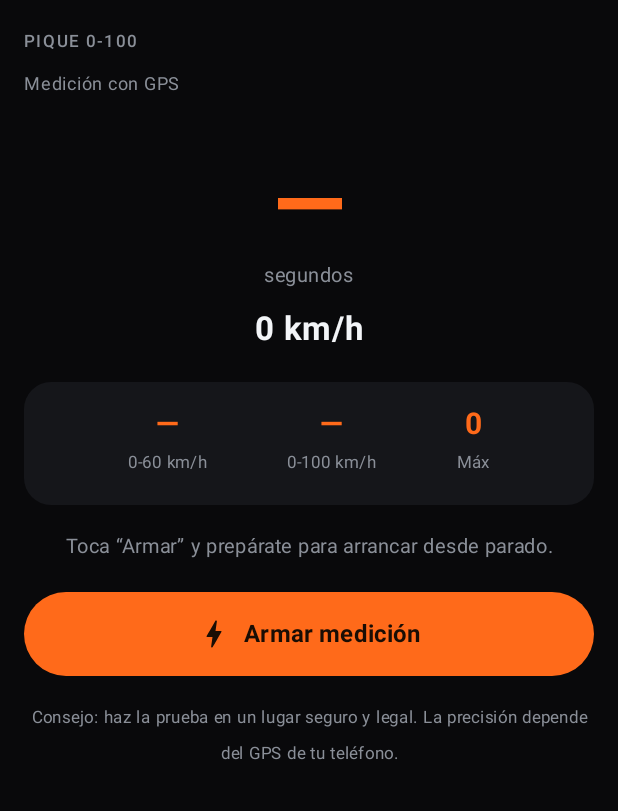
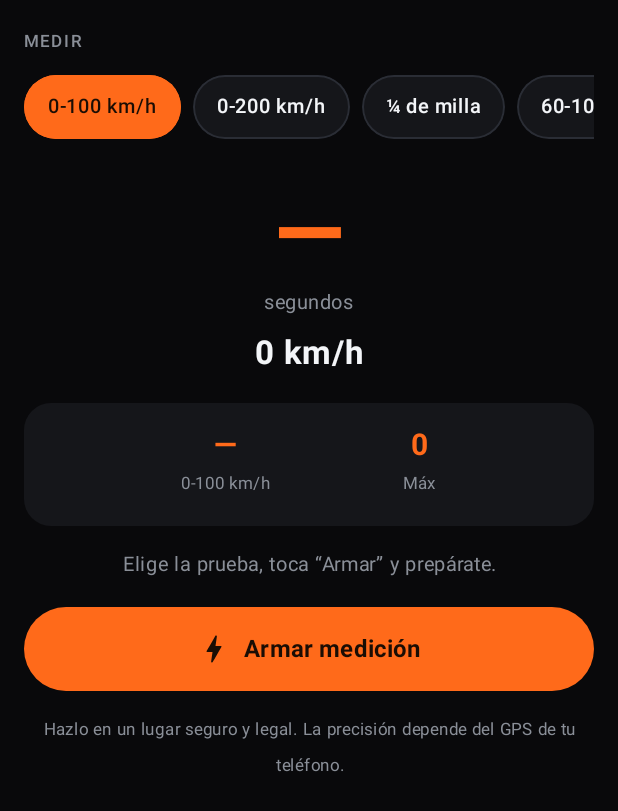
Before and after one commit to diegomtz0012/APEX-android, an Android app built with Jetpack Compose: the composable MedirScreen shown on its own in the app's theme, on a phone screen of 412 x 824 dp. Shown: the top 811 px of the screen. Run offline under Robolectric (Android 15) with nearby library versions, the phone set to English and light mode, and no system bars; 1 statement that could not run was skipped.

Commit message:
Bloque 7: mas marcas de medicion (0-100, 0-200, 1/4 milla, 60-100, 80-120)
- MeasureViewModel generalizado con TestType y seleccion de prueba
- 1/4 de milla por distancia integrada + velocidad de cruce (trap)
- Pruebas rodantes 60-100 y 80-120
- DragResult generalizado (test, timeMs, note)
- Selector de prueba en Medir, historial actualizado

Co-Authored-By: Claude Opus 4.8 <noreply@anthropic.com>
Claude-Session: https://claude.ai/code/session_01T18hD16fYxsUAZ44fKpiN1

```diff
--- a/apex-android/app/src/main/java/com/apex/app/ui/screens/MedirScreen.kt
+++ b/apex-android/app/src/main/java/com/apex/app/ui/screens/MedirScreen.kt
@@ -1,6 +1,12 @@
 package com.apex.app.ui.screens
 
+import androidx.compose.foundation.background
+import androidx.compose.foundation.border
+import androidx.compose.foundation.clickable
+import androidx.compose.foundation.horizontalScroll
+import androidx.compose.foundation.verticalScroll
 import androidx.compose.foundation.layout.Arrangement
+import androidx.compose.foundation.layout.Box
 import androidx.compose.foundation.layout.Column
 import androidx.compose.foundation.layout.Row
 import androidx.compose.foundation.layout.Spacer
@@ -8,6 +14,8 @@ import androidx.compose.foundation.layout.fillMaxSize
 import androidx.compose.foundation.layout.fillMaxWidth
 import androidx.compose.foundation.layout.height
 import androidx.compose.foundation.layout.padding
+import androidx.compose.foundation.rememberScrollState
+import androidx.compose.foundation.shape.RoundedCornerShape
 import androidx.compose.material.icons.Icons
 import androidx.compose.material.icons.rounded.Bolt
 import androidx.compose.material3.Button
@@ -20,6 +28,7 @@ import androidx.compose.runtime.collectAsState
 import androidx.compose.runtime.getValue
 import androidx.compose.ui.Alignment
 import androidx.compose.ui.Modifier
+import androidx.compose.ui.draw.clip
 import androidx.compose.ui.text.font.FontFamily
 import androidx.compose.ui.text.font.FontWeight
 import androidx.compose.ui.text.style.TextAlign
@@ -27,6 +36,7 @@ import androidx.compose.ui.unit.dp
 import androidx.compose.ui.unit.sp
 import com.apex.app.ui.MeasurePhase
 import com.apex.app.ui.MeasureViewModel
+import com.apex.app.ui.TestType
 import com.apex.app.ui.components.ApexCard
 import com.apex.app.ui.components.SectionLabel
 import com.apex.app.ui.theme.ApexColors
@@ -34,46 +44,50 @@ import com.apex.app.ui.theme.ApexColors
 @Composable
 fun MedirScreen(viewModel: MeasureViewModel) {
     val state by viewModel.ui.collectAsState()
+    val idle = state.phase == MeasurePhase.IDLE || state.phase == MeasurePhase.FINISHED
 
     Column(
         modifier = Modifier
             .fillMaxSize()
+            .verticalScroll(rememberScrollState())
             .padding(horizontal = 16.dp)
             .padding(top = 16.dp, bottom = 24.dp),
         horizontalAlignment = Alignment.CenterHorizontally
     ) {
-        SectionLabel("Pique 0-100", modifier = Modifier.align(Alignment.Start))
-        Spacer(Modifier.height(4.dp))
-        Text(
-            text = "Medición con GPS",
-            color = ApexColors.Muted,
-            fontSize = 12.sp,
-            modifier = Modifier.align(Alignment.Start)
-        )
+        SectionLabel("Medir", modifier = Modifier.align(Alignment.Start))
+        Spacer(Modifier.height(10.dp))
 
-        Spacer(Modifier.height(24.dp))
+        // Selector de prueba
+        Row(
+            modifier = Modifier
+                .fillMaxWidth()
+                .horizontalScroll(rememberScrollState())
+        ) {
+            TestType.values().forEach { t ->
+                TestChip(
+                    label = t.label,
+                    selected = state.test == t,
+                    enabled = idle,
+                    onClick = { viewModel.selectTest(t) }
+                )
+                Spacer(Modifier.height(0.dp))
+            }
+        }
+
+        Spacer(Modifier.height(20.dp))
 
         // Cronómetro grande
-        val bigTime = when (state.phase) {
-            MeasurePhase.FINISHED -> state.t100Ms
-            else -> state.elapsedMs
-        }
+        val bigTime = if (state.phase == MeasurePhase.FINISHED) state.resultMs else state.elapsedMs
         Text(
             text = formatSeconds(bigTime),
             color = ApexColors.Orange,
-            fontSize = 68.sp,
+            fontSize = 66.sp,
             fontWeight = FontWeight.Black,
             fontFamily = FontFamily.Monospace
         )
-        Text(
-            text = "segundos",
-            color = ApexColors.Muted,
-            fontSize = 13.sp
-        )
+        Text(text = "segundos", color = ApexColors.Muted, fontSize = 13.sp)
 
-        Spacer(Modifier.height(10.dp))
-
-        // Velocidad actual
+        Spacer(Modifier.height(8.dp))
         Text(
             text = "${state.currentSpeedKmh} km/h",
             color = ApexColors.Text,
@@ -81,23 +95,40 @@ fun MedirScreen(viewModel: MeasureViewModel) {
             fontWeight = FontWeight.Bold
         )
 
-        Spacer(Modifier.height(22.dp))
+        // Distancia (solo ¼ de milla)
+        if (state.test.isDistance && state.phase == MeasurePhase.RUNNING) {
+            Spacer(Modifier.height(4.dp))
+            Text(
+                text = "${state.distanceM.toInt()} m / ${state.test.distanceM.toInt()} m",
+                color = ApexColors.Muted,
+                fontSize = 13.sp
+            )
+        }
 
-        // Marcas / resultados
+        Spacer(Modifier.height(20.dp))
+
+        // Resultado
         ApexCard(modifier = Modifier.fillMaxWidth()) {
             Row(
                 modifier = Modifier.fillMaxWidth(),
                 horizontalArrangement = Arrangement.SpaceEvenly
             ) {
-                Split("0-60 km/h", formatSeconds(state.t60Ms))
-                Split("0-100 km/h", formatSeconds(state.t100Ms))
+                Split(state.test.label, formatSeconds(state.resultMs))
                 Split("Máx", "${state.topSpeedKmh}")
+            }
+            if (state.note != null) {
+                Spacer(Modifier.height(10.dp))
+                Text(
+                    text = state.note ?: "",
+                    color = ApexColors.Muted,
+                    fontSize = 13.sp,
+                    modifier = Modifier.fillMaxWidth(),
+                    textAlign = TextAlign.Center
+                )
             }
         }
 
-        Spacer(Modifier.height(16.dp))
-
-        // Mensaje de estado
+        Spacer(Modifier.height(14.dp))
         val statusMsg = state.message ?: phaseText(state.phase)
         Text(
             text = statusMsg,
@@ -107,16 +138,13 @@ fun MedirScreen(viewModel: MeasureViewModel) {
             modifier = Modifier.fillMaxWidth()
         )
 
-        Spacer(Modifier.height(18.dp))
+        Spacer(Modifier.height(16.dp))
 
-        // Controles
         when (state.phase) {
             MeasurePhase.IDLE, MeasurePhase.FINISHED -> {
                 Button(
                     onClick = { viewModel.arm() },
-                    modifier = Modifier
-                        .fillMaxWidth()
-                        .height(56.dp),
+                    modifier = Modifier.fillMaxWidth().height(56.dp),
                     colors = ButtonDefaults.buttonColors(
                         containerColor = ApexColors.Orange,
                         contentColor = ApexColors.OnOrange
@@ -133,22 +161,44 @@ fun MedirScreen(viewModel: MeasureViewModel) {
             MeasurePhase.ARMED, MeasurePhase.RUNNING -> {
                 OutlinedButton(
                     onClick = { viewModel.reset() },
-                    modifier = Modifier
-                        .fillMaxWidth()
-                        .height(56.dp)
+                    modifier = Modifier.fillMaxWidth().height(56.dp)
                 ) {
                     Text("Cancelar", color = ApexColors.Orange, fontSize = 16.sp)
                 }
             }
         }
 
-        Spacer(Modifier.height(16.dp))
+        Spacer(Modifier.height(14.dp))
         Text(
-            text = "Consejo: haz la prueba en un lugar seguro y legal. La precisión depende del GPS de tu teléfono.",
+            text = "Hazlo en un lugar seguro y legal. La precisión depende del GPS de tu teléfono.",
             color = ApexColors.Muted,
             fontSize = 11.sp,
             textAlign = TextAlign.Center,
             modifier = Modifier.fillMaxWidth()
+        )
+    }
+}
+
+@Composable
+private fun TestChip(label: String, selected: Boolean, enabled: Boolean, onClick: () -> Unit) {
+    Box(
+        modifier = Modifier
+            .padding(end = 8.dp)
+            .clip(RoundedCornerShape(50))
+            .background(if (selected) ApexColors.Orange else ApexColors.Surface)
+            .border(
+                width = 1.dp,
+                color = if (selected) ApexColors.Orange else ApexColors.Border,
+                shape = RoundedCornerShape(50)
+            )
+            .clickable(enabled = enabled) { onClick() }
+            .padding(horizontal = 16.dp, vertical = 9.dp)
+    ) {
+        Text(
+            text = label,
+            color = if (selected) ApexColors.OnOrange else if (enabled) ApexColors.Text else ApexColors.Muted,
+            fontSize = 13.sp,
+            fontWeight = FontWeight.SemiBold
         )
     }
 }
@@ -163,13 +213,12 @@ private fun Split(label: String, value: String) {
 }
 
 private fun phaseText(phase: MeasurePhase): String = when (phase) {
-    MeasurePhase.IDLE -> "Toca “Armar” y prepárate para arrancar desde parado."
-    MeasurePhase.ARMED -> "Esperando el arranque… acelera a fondo."
+    MeasurePhase.IDLE -> "Elige la prueba, toca “Armar” y prepárate."
+    MeasurePhase.ARMED -> "Esperando el arranque…"
     MeasurePhase.RUNNING -> "¡Midiendo!"
     MeasurePhase.FINISHED -> "¡Listo! Guardado en el historial."
 }
 
-/** Convierte milisegundos a un texto "7.82" (segundos con 2 decimales). */
 private fun formatSeconds(ms: Long?): String {
     if (ms == null || ms <= 0L) return "—"
     val seconds = ms / 1000.0
```
Also changed, not shown: apex-android/app/src/main/java/com/apex/app/data/drag/DragHistoryRepository.kt (+8 -10 lines), apex-android/app/src/main/java/com/apex/app/data/drag/DragResult.kt (+8 -7 lines), apex-android/app/src/main/java/com/apex/app/ui/MeasureViewModel.kt (+89 -48 lines), apex-android/app/src/main/java/com/apex/app/ui/screens/HistorialScreen.kt (+37 -28 lines).
